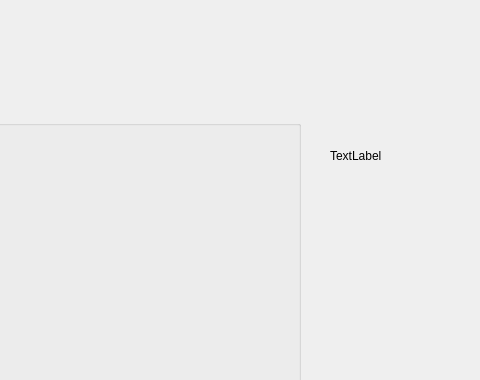
This is PopSauce_Client/widgetpopsauceclient.ui in popomomlolo/PopSauce as Qt 5 draws it before an edit; both pictures show x 460 to 940 and y 0 to 380 of the 940 by 580 pixel window. The edited form follows.
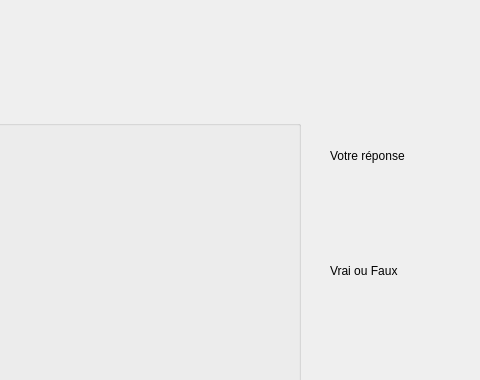
This is the edited form.

Commit message: Vérification réponse

```diff
--- a/PopSauce_Client/widgetpopsauceclient.ui
+++ b/PopSauce_Client/widgetpopsauceclient.ui
@@ -138,7 +138,20 @@
     </rect>
    </property>
    <property name="text">
-    <string>TextLabel</string>
+    <string>Votre réponse</string>
+   </property>
+  </widget>
+  <widget class="QLabel" name="labelVraiFaux">
+   <property name="geometry">
+    <rect>
+     <x>790</x>
+     <y>230</y>
+     <width>111</width>
+     <height>81</height>
+    </rect>
+   </property>
+   <property name="text">
+    <string>Vrai ou Faux</string>
    </property>
   </widget>
  </widget>
```
The commit also changes 1 other file.
